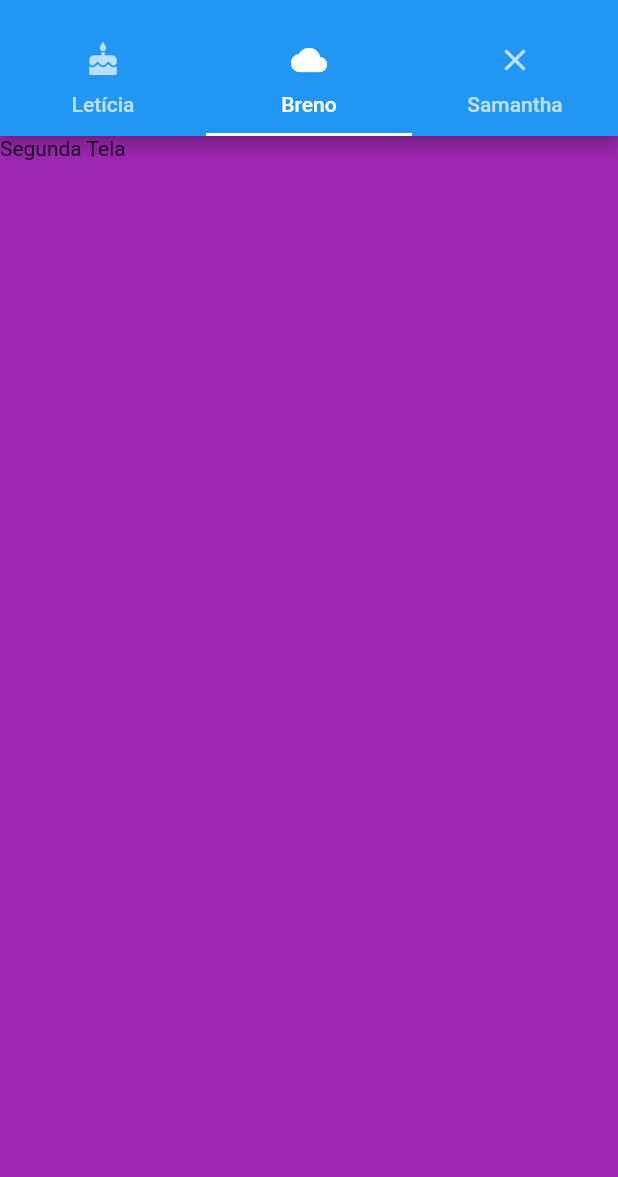
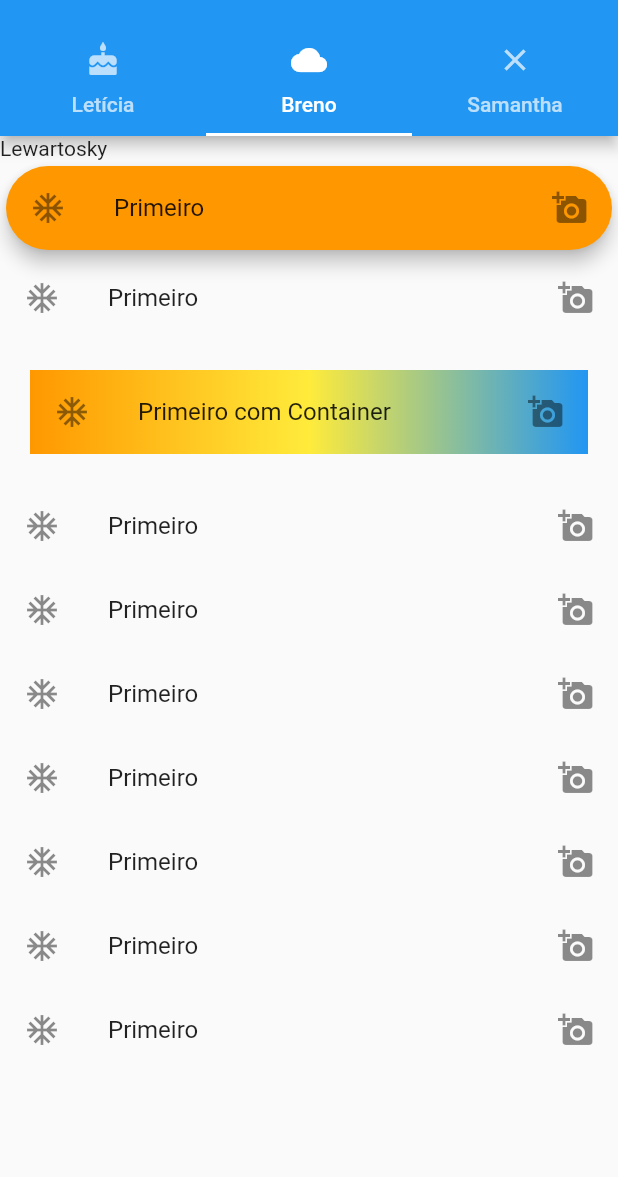
Before and after one commit to ulissesdias/si700_2021_s2, a Flutter app: the MyTabBarDoubleLayout screen opened directly, tab 2 chosen, on a phone screen of 412 x 824 dp, the part 59-1236 px from its top. Run offline on Flutter 3.47's test engine with Material 2 defaults, Android fonts, the phone set to English and light mode, and no system bars.

Commit message:
Finalizando Gerenciadores de Layout

```diff
--- a/flutter_conceitos_basicos/lib/view/screens/second_screen.dart
+++ b/flutter_conceitos_basicos/lib/view/screens/second_screen.dart
@@ -1,8 +1,122 @@
 import 'package:flutter/material.dart';
 
 class SecondScreen extends StatelessWidget {
+  final List icons = [
+    Icons.cake,
+    Icons.ac_unit,
+    Icons.access_alarm_rounded,
+    Icons.accessibility_new_sharp
+  ];
+
+  final List textos = [
+    "Letícia",
+    "Lweartoski",
+    "Wong",
+    "Breno",
+    "Souza",
+    "Reis",
+    "Samantha",
+    "Beatriz",
+    "Paschoalini",
+    "Paloma",
+    "Eduarda",
+    "Salvador",
+    "Mello",
+    "Carlos",
+    "Henrique",
+    "Silva",
+    "Cirqueira"
+  ];
+
   @override
   Widget build(BuildContext context) {
-    return Container(color: Colors.purple, child: Text("Segunda Tela"));
+    return basicListView();
+  }
+
+  Widget iterationWithListView() {
+    return ListView.builder(
+        itemCount: textos.length,
+        itemBuilder: (context, index) {
+          return ListTile(
+              onTap: () {},
+              trailing:
+                  GestureDetector(onTap: () {}, child: Icon(Icons.delete)),
+              leading: Icon(icons[index % icons.length]),
+              title: Text(textos[index % textos.length]));
+        });
+  }
+
+  Widget basicListView() {
+    return ListView(
+      children: [
+        Text("Lewartosky"),
+        Card(
+          color: Colors.orange,
+          elevation: 5,
+          shape:
+              RoundedRectangleBorder(borderRadius: BorderRadius.circular(1100)),
+          child: ListTile(
+            title: Text("Primeiro"),
+            leading: Icon(Icons.ac_unit_outlined),
+            trailing: Icon(Icons.add_a_photo),
+            onTap: () {},
+          ),
+        ),
+        ListTile(
+          title: Text("Primeiro"),
+          leading: Icon(Icons.ac_unit_outlined),
+          trailing: Icon(Icons.add_a_photo),
+        ),
+        Container(
+          decoration: BoxDecoration(
+              gradient: LinearGradient(colors: [
+            Colors.orange,
+            Colors.yellow,
+            Colors.blue,
+          ])),
+          margin: EdgeInsets.all(20),
+          child: ListTile(
+            title: Text("Primeiro com Container"),
+            leading: Icon(Icons.ac_unit_outlined),
+            trailing: Icon(Icons.add_a_photo),
+          ),
+        ),
+        ListTile(
+          title: Text("Primeiro"),
+          leading: Icon(Icons.ac_unit_outlined),
+          trailing: Icon(Icons.add_a_photo),
+        ),
+        ListTile(
+          title: Text("Primeiro"),
+          leading: Icon(Icons.ac_unit_outlined),
+          trailing: Icon(Icons.add_a_photo),
+        ),
+        ListTile(
+          title: Text("Primeiro"),
+          leading: Icon(Icons.ac_unit_outlined),
+          trailing: Icon(Icons.add_a_photo),
+        ),
+        ListTile(
+          title: Text("Primeiro"),
+          leading: Icon(Icons.ac_unit_outlined),
+          trailing: Icon(Icons.add_a_photo),
+        ),
+        ListTile(
+          title: Text("Primeiro"),
+          leading: Icon(Icons.ac_unit_outlined),
+          trailing: Icon(Icons.add_a_photo),
+        ),
+        ListTile(
+          title: Text("Primeiro"),
+          leading: Icon(Icons.ac_unit_outlined),
+          trailing: Icon(Icons.add_a_photo),
+        ),
+        ListTile(
+          title: Text("Primeiro"),
+          leading: Icon(Icons.ac_unit_outlined),
+          trailing: Icon(Icons.add_a_photo),
+        ),
+      ],
+    );
   }
 }
```
Also changed, not shown: flutter_conceitos_basicos/lib/main.dart (+7 -4 lines), flutter_conceitos_basicos/lib/view/layouts/navigation_drawer_layout.dart (added, +55 -0 lines).
